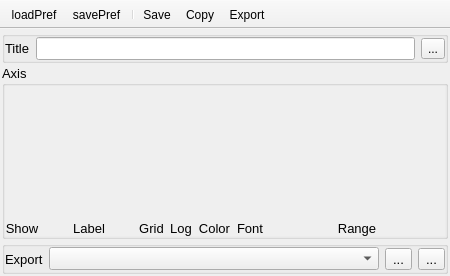
Before: the Qt Designer form UIs/nCustomPlot.ui in NeutrinoToolkit/Neutrino, drawn with Qt 5.
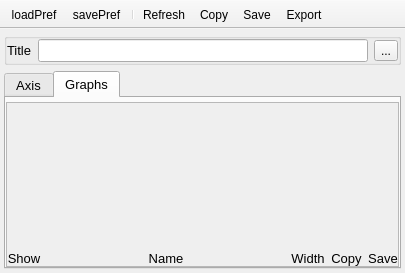
After: the same form once the commit is applied. Icons and pictures are not drawn.

Diff of the .ui file:
```diff
--- a/UIs/nCustomPlot.ui
+++ b/UIs/nCustomPlot.ui
@@ -6,8 +6,8 @@
    <rect>
     <x>0</x>
     <y>0</y>
-    <width>450</width>
-    <height>276</height>
+    <width>405</width>
+    <height>273</height>
    </rect>
   </property>
   <property name="windowTitle">
@@ -17,21 +17,18 @@
    <bool>true</bool>
   </property>
   <widget class="QWidget" name="centralwidget">
-   <layout class="QVBoxLayout" name="verticalLayout" stretch="0,1,0">
-    <property name="spacing">
-     <number>2</number>
-    </property>
+   <layout class="QVBoxLayout" name="verticalLayout">
     <property name="leftMargin">
-     <number>2</number>
+     <number>4</number>
     </property>
     <property name="topMargin">
-     <number>2</number>
+     <number>4</number>
     </property>
     <property name="rightMargin">
-     <number>2</number>
+     <number>4</number>
     </property>
     <property name="bottomMargin">
-     <number>2</number>
+     <number>4</number>
     </property>
     <item>
      <widget class="QGroupBox" name="groupBox">
@@ -87,21 +84,25 @@
      </widget>
     </item>
     <item>
-     <widget class="QGroupBox" name="groupBox_2">
+     <widget class="QTabWidget" name="tabWidget">
       <property name="font">
        <font>
         <pointsize>10</pointsize>
        </font>
       </property>
-      <property name="title">
+      <property name="currentIndex">
+       <number>1</number>
+      </property>
+      <widget class="QWidget" name="tab">
+       <attribute name="title">
        <string>Axis</string>
-      </property>
-      <layout class="QGridLayout" name="gridLayout_4">
+       </attribute>
+       <layout class="QGridLayout" name="gridLayout_3">
        <property name="leftMargin">
         <number>0</number>
        </property>
        <property name="topMargin">
-        <number>0</number>
+         <number>4</number>
        </property>
        <property name="rightMargin">
         <number>0</number>
@@ -109,9 +110,6 @@
        <property name="bottomMargin">
         <number>0</number>
        </property>
-       <property name="verticalSpacing">
-        <number>0</number>
-       </property>
        <item row="0" column="0">
         <widget class="QScrollArea" name="scrollArea">
          <property name="frameShape">
@@ -134,8 +132,8 @@
            <rect>
             <x>0</x>
             <y>0</y>
-            <width>440</width>
-            <height>149</height>
+             <width>375</width>
+             <height>146</height>
            </rect>
           </property>
           <layout class="QGridLayout" name="gridLayout">
@@ -269,18 +267,38 @@
        </item>
       </layout>
      </widget>
-    </item>
-    <item>
-     <widget class="QGroupBox" name="groupBox_1">
-      <property name="font">
-       <font>
-        <pointsize>10</pointsize>
-       </font>
-      </property>
-      <property name="title">
-       <string/>
-      </property>
-      <layout class="QHBoxLayout" name="horizontalLayout_3" stretch="0,1,0,0">
+      <widget class="QWidget" name="tab_2">
+       <attribute name="title">
+        <string>Graphs</string>
+       </attribute>
+       <layout class="QGridLayout" name="gridLayout_6">
+        <property name="leftMargin">
+         <number>0</number>
+        </property>
+        <property name="topMargin">
+         <number>4</number>
+        </property>
+        <property name="rightMargin">
+         <number>0</number>
+        </property>
+        <property name="bottomMargin">
+         <number>0</number>
+        </property>
+        <item row="0" column="0">
+         <widget class="QScrollArea" name="scrollArea_2">
+          <property name="widgetResizable">
+           <bool>true</bool>
+          </property>
+          <widget class="QWidget" name="scrollAreaWidgetContents_2">
+           <property name="geometry">
+            <rect>
+             <x>0</x>
+             <y>0</y>
+             <width>389</width>
+             <height>160</height>
+            </rect>
+           </property>
+           <layout class="QGridLayout" name="gridLayout_5">
        <property name="leftMargin">
         <number>0</number>
        </property>
@@ -293,7 +311,72 @@
        <property name="bottomMargin">
         <number>0</number>
        </property>
-       <item>
+            <item row="0" column="0">
+             <layout class="QGridLayout" name="graphs_layout" columnstretch="0,1,0,0,0">
+              <property name="verticalSpacing">
+               <number>0</number>
+              </property>
+              <item row="0" column="2">
+               <widget class="QLabel" name="label_11">
+                <property name="font">
+                 <font>
+                  <pointsize>10</pointsize>
+                 </font>
+                </property>
+                <property name="text">
+                 <string>Width</string>
+                </property>
+                <property name="alignment">
+                 <set>Qt::AlignBottom|Qt::AlignHCenter</set>
+                </property>
+               </widget>
+              </item>
+              <item row="0" column="3">
+               <widget class="QLabel" name="label_12">
+                <property name="font">
+                 <font>
+                  <pointsize>10</pointsize>
+                 </font>
+                </property>
+                <property name="text">
+                 <string>Copy</string>
+                </property>
+                <property name="alignment">
+                 <set>Qt::AlignBottom|Qt::AlignHCenter</set>
+                </property>
+               </widget>
+              </item>
+              <item row="0" column="4">
+               <widget class="QLabel" name="label_13">
+                <property name="font">
+                 <font>
+                  <pointsize>10</pointsize>
+                 </font>
+                </property>
+                <property name="text">
+                 <string>Save</string>
+                </property>
+                <property name="alignment">
+                 <set>Qt::AlignBottom|Qt::AlignHCenter</set>
+                </property>
+               </widget>
+              </item>
+              <item row="0" column="0">
+               <widget class="QLabel" name="label_10">
+                <property name="font">
+                 <font>
+                  <pointsize>10</pointsize>
+                 </font>
+                </property>
+                <property name="text">
+                 <string>Show</string>
+                </property>
+                <property name="alignment">
+                 <set>Qt::AlignBottom|Qt::AlignHCenter</set>
+                </property>
+               </widget>
+              </item>
+              <item row="0" column="1">
         <widget class="QLabel" name="label">
          <property name="font">
           <font>
@@ -301,48 +384,21 @@
           </font>
          </property>
          <property name="text">
-          <string>Export</string>
-         </property>
-        </widget>
-       </item>
-       <item>
-        <widget class="QComboBox" name="plotName">
-         <property name="font">
-          <font>
-           <pointsize>10</pointsize>
-          </font>
+                 <string>Name</string>
+                </property>
+                <property name="alignment">
+                 <set>Qt::AlignBottom|Qt::AlignHCenter</set>
          </property>
         </widget>
        </item>
-       <item>
-        <widget class="QToolButton" name="saveData">
-         <property name="toolTip">
-          <string>Save Data</string>
-         </property>
-         <property name="text">
-          <string>...</string>
-         </property>
-         <property name="icon">
-          <iconset resource="../qrc/icons.qrc">
-           <normaloff>:/icons/saveTxt.png</normaloff>:/icons/saveTxt.png</iconset>
-         </property>
-        </widget>
-       </item>
-       <item>
-        <widget class="QToolButton" name="copyData">
-         <property name="toolTip">
-          <string>Copy Data</string>
-         </property>
-         <property name="text">
-          <string>...</string>
-         </property>
-         <property name="icon">
-          <iconset resource="../qrc/icons.qrc">
-           <normaloff>:/icons/saveClipboard.png</normaloff>:/icons/saveClipboard.png</iconset>
-         </property>
-        </widget>
-       </item>
-      </layout>
+             </layout>
+            </item>
+           </layout>
+          </widget>
+         </widget>
+        </item>
+       </layout>
+      </widget>
      </widget>
     </item>
    </layout>
@@ -372,8 +428,9 @@
    <addaction name="actionLoadPref"/>
    <addaction name="actionSavePref"/>
    <addaction name="separator"/>
-   <addaction name="actionSave"/>
+   <addaction name="actionRefresh"/>
    <addaction name="actionCopy"/>
+   <addaction name="actionSave"/>
    <addaction name="actionExport"/>
   </widget>
   <action name="actionCopy">
@@ -436,6 +493,18 @@
     <string>Save Preferences</string>
    </property>
   </action>
+  <action name="actionRefresh">
+   <property name="icon">
+    <iconset resource="../qrc/icons.qrc">
+     <normaloff>:/icons/autoRefresh.png</normaloff>:/icons/autoRefresh.png</iconset>
+   </property>
+   <property name="text">
+    <string>Refresh</string>
+   </property>
+   <property name="toolTip">
+    <string>Refresh plot</string>
+   </property>
+  </action>
  </widget>
  <tabstops>
   <tabstop>plotTitle</tabstop>
```
Left out of the diff: 3 changed lines with no effect on the pictures. Lines whose indentation alone changed are shown as unchanged.
